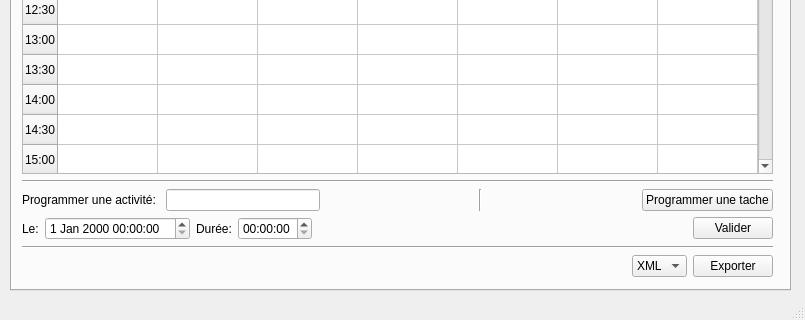
TamtamHero/LO21, file mainwindow.ui: the form before one commit; both pictures show x 0 to 805 and y 320 to 640 of the 805 by 640 pixel window.
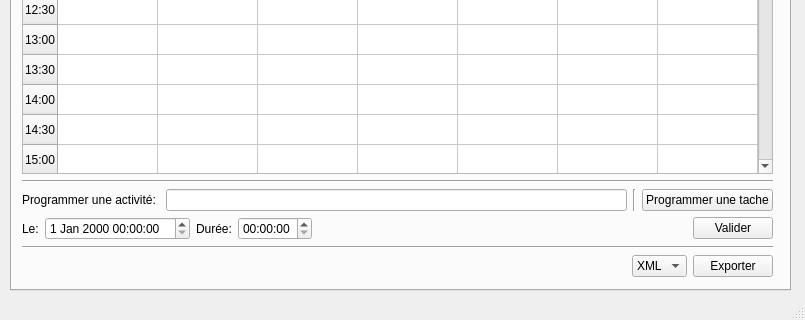
The form after the commit. The open tabs and pages were chosen to show the change.

```diff
--- a/mainwindow.ui
+++ b/mainwindow.ui
@@ -276,19 +276,6 @@
            </property>
           </widget>
          </item>
-         <item>
-          <spacer name="horizontalSpacer_5">
-           <property name="orientation">
-            <enum>Qt::Horizontal</enum>
-           </property>
-           <property name="sizeHint" stdset="0">
-            <size>
-             <width>40</width>
-             <height>20</height>
-            </size>
-           </property>
-          </spacer>
-         </item>
          <item>
           <widget class="Line" name="line_3">
            <property name="orientation">
@@ -297,20 +284,7 @@
           </widget>
          </item>
          <item>
-          <spacer name="horizontalSpacer_3">
-           <property name="orientation">
-            <enum>Qt::Horizontal</enum>
-           </property>
-           <property name="sizeHint" stdset="0">
-            <size>
-             <width>40</width>
-             <height>20</height>
-            </size>
-           </property>
-          </spacer>
-         </item>
-         <item>
-          <widget class="QPushButton" name="pushButton_5">
+          <widget class="QPushButton" name="pushButton_scheduler_taskSelection">
            <property name="text">
             <string>Programmer une tache</string>
            </property>
```
Left out of the diff: 16 changed lines with no effect on the pictures.
